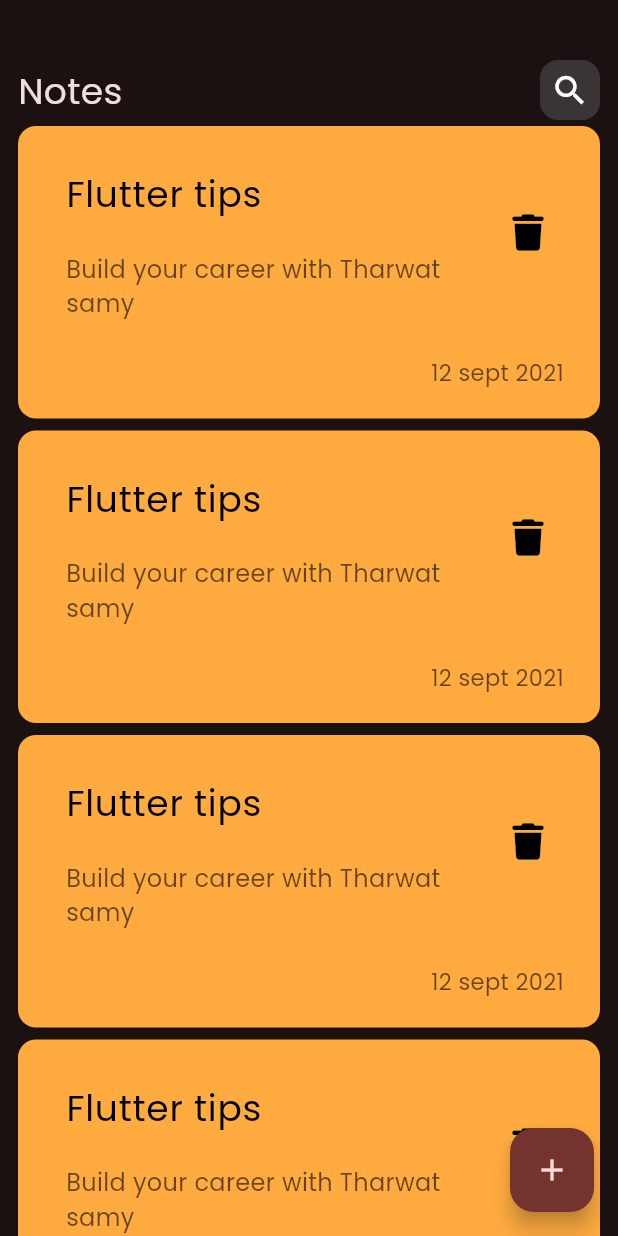
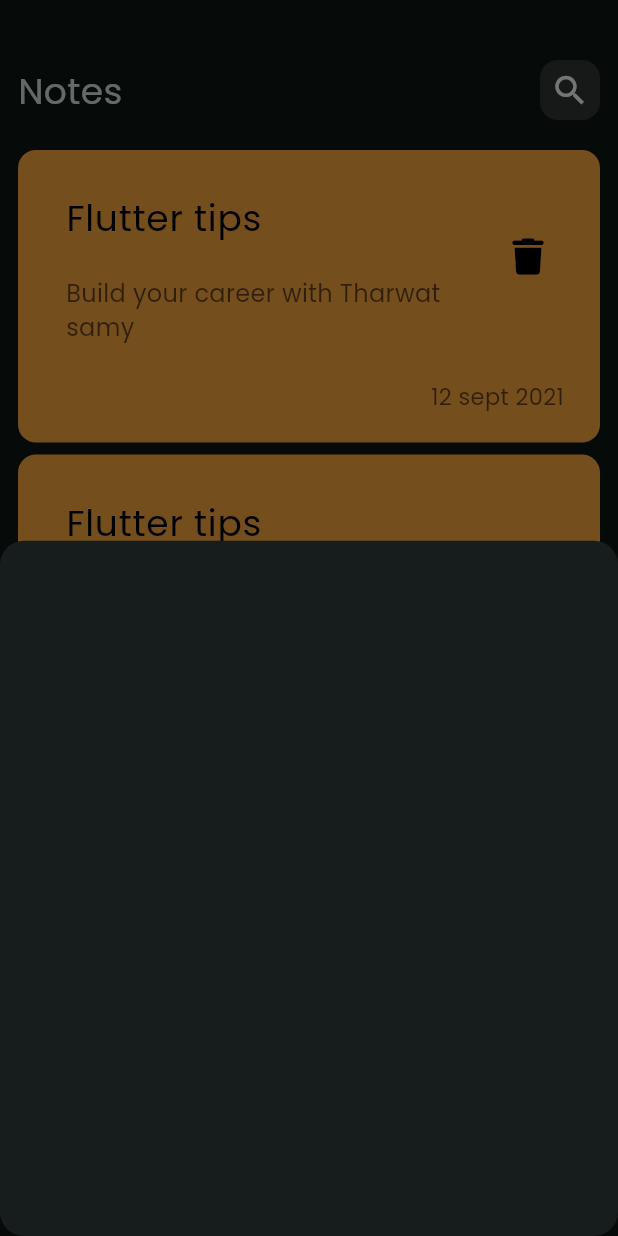
Before and after one commit to AliAttia635/Notes-App, a Flutter app: the screen it shows after launch, after a tap on the "add" icon, on a phone screen of 412 x 824 dp. Run offline on Flutter 3.47's test engine with Material 3 defaults, Android fonts, the phone set to English and light mode, and no system bars; our stand-ins replace font_awesome_flutter.

Commit message:
add floating action button and show Modal Bottom Sheet

```diff
--- /dev/null
+++ b/lib/constants.dart
@@ -0,0 +1,3 @@
+import 'package:flutter/material.dart';
+
+const kPrimaryColor = Color.fromARGB(255, 71, 231, 252);
--- a/lib/main.dart
+++ b/lib/main.dart
@@ -1,4 +1,5 @@
 import 'package:flutter/material.dart';
+import 'package:notes_app/constants.dart';
 import 'package:notes_app/views/notes_view.dart';
 
 void main() {
@@ -15,7 +16,7 @@ class NotesApp extends StatelessWidget {
       theme: ThemeData(
         brightness: Brightness.dark,
         fontFamily: 'Poppins',
-        colorSchemeSeed: Color.fromARGB(255, 117, 25, 25),
+        colorSchemeSeed: const Color.fromARGB(255, 42, 244, 241),
       ),
       home: NotesView(),
     );
--- a/lib/views/notes_list_view.dart
+++ b/lib/views/notes_list_view.dart
@@ -6,10 +6,14 @@ class NotesListView extends StatelessWidget {
 
   @override
   Widget build(BuildContext context) {
-    return ListView.builder(
-        itemCount: 7,
-        itemBuilder: (context, index) {
-          return NoteCard();
-        });
+    return Padding(
+      padding: const EdgeInsets.symmetric(vertical: 16.0),
+      child: ListView.builder(
+          padding: EdgeInsets.zero,
+          itemCount: 7,
+          itemBuilder: (context, index) {
+            return NoteCard();
+          }),
+    );
   }
 }
--- a/lib/views/notes_view_body.dart
+++ b/lib/views/notes_view_body.dart
@@ -1,7 +1,6 @@
 import 'package:flutter/material.dart';
 import 'package:notes_app/views/notes_list_view.dart';
 import 'package:notes_app/widgets/custom_app_bar.dart';
-import 'package:notes_app/widgets/note_card.dart';
 
 class NotesViewBody extends StatelessWidget {
   const NotesViewBody({
--- /dev/null
+++ b/lib/widgets/add_note_bottom_sheet.dart
@@ -0,0 +1,10 @@
+import 'package:flutter/material.dart';
+
+class AddNoteBottomSheet extends StatelessWidget {
+  const AddNoteBottomSheet({super.key});
+
+  @override
+  Widget build(BuildContext context) {
+    return Container();
+  }
+}
--- a/lib/widgets/custom_floating_action_button.dart
+++ b/lib/widgets/custom_floating_action_button.dart
@@ -1,16 +1,23 @@
 import 'package:flutter/material.dart';
+import 'package:notes_app/widgets/add_note_bottom_sheet.dart';
 
 class CustomFloatingActionButton extends StatelessWidget {
   const CustomFloatingActionButton({super.key});
 
   @override
   Widget build(BuildContext context) {
-    return Container(
-      decoration: BoxDecoration(borderRadius: BorderRadius.circular(44)),
-      child: FloatingActionButton(
-        onPressed: () {},
-        child: Icon(Icons.add),
-      ),
+    return FloatingActionButton(
+      onPressed: () {
+        showModalBottomSheet(
+            shape: RoundedRectangleBorder(
+              borderRadius: BorderRadius.circular(16),
+            ),
+            context: context,
+            builder: (context) {
+              return AddNoteBottomSheet();
+            });
+      },
+      child: Icon(Icons.add),
     );
   }
 }
```
